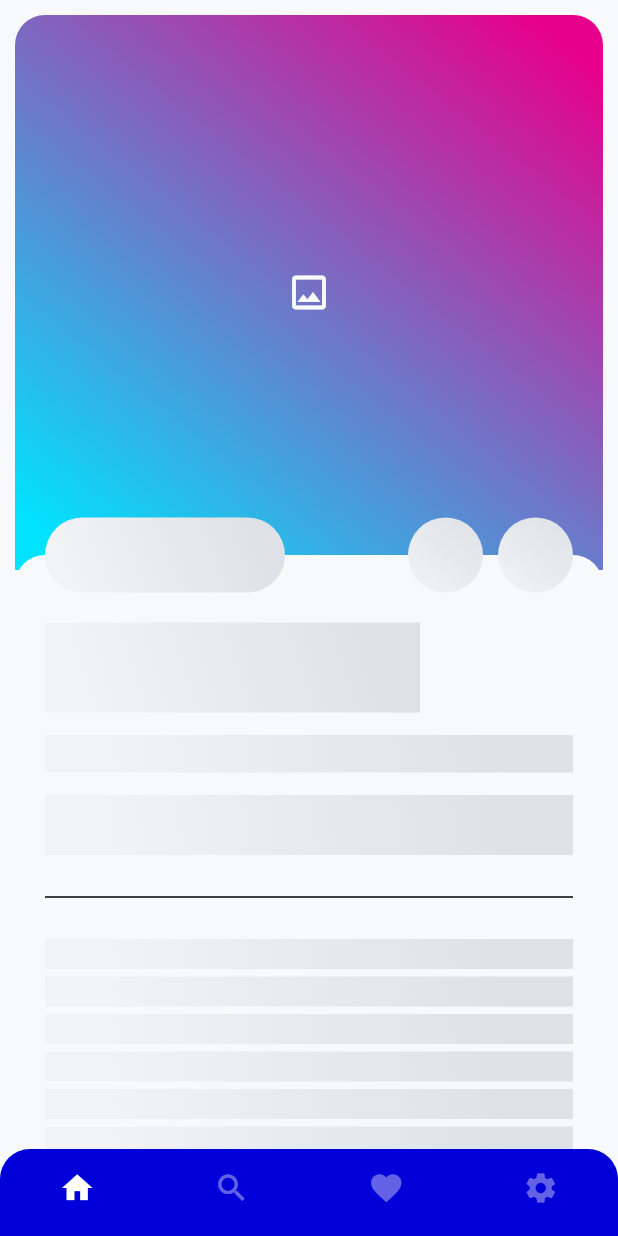
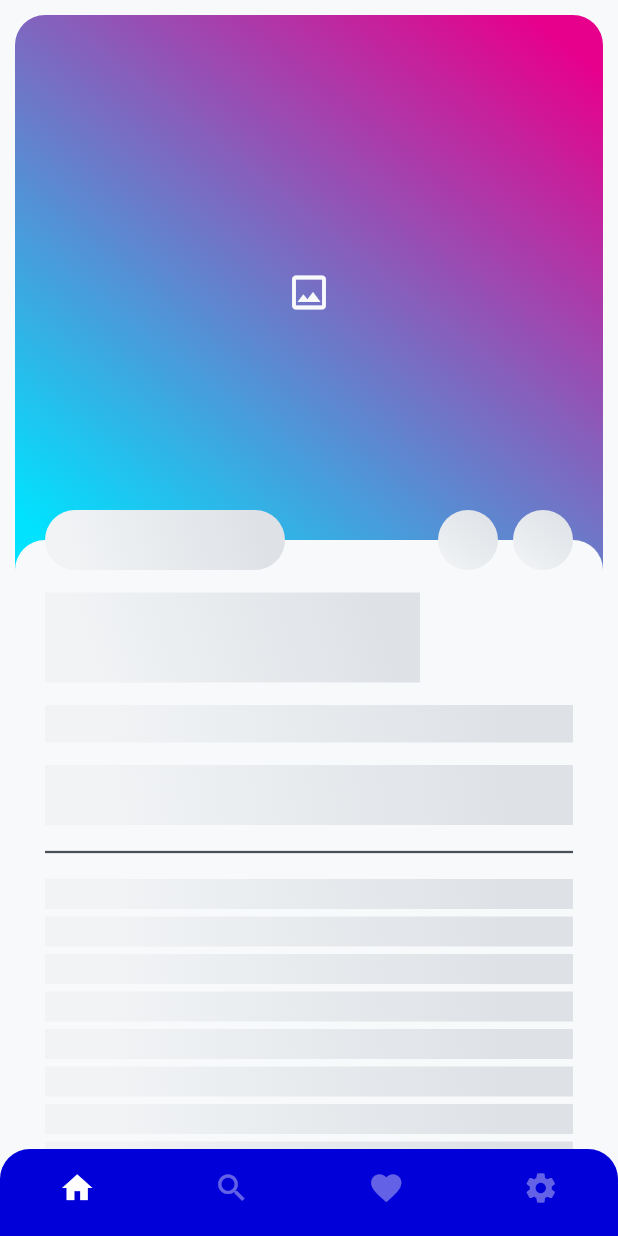
Before and after one commit to yoonhyejeong1020/reason_for_art, a Flutter app: the screen it shows after launch, on a phone screen of 412 x 824 dp. Run offline on Flutter 3.47's test engine with Material 3 defaults, Android fonts, the phone set to English and light mode, and no system bars; our stand-ins replace shared_preferences; network calls fail.

Commit message:
2024 1110 HomeLoadingWidget 디자인 수정

```diff
--- a/lib/presentation/view/component/loading_widget.dart
+++ b/lib/presentation/view/component/loading_widget.dart
@@ -24,7 +24,7 @@ Widget homeLoadingWidget({
                   bottomAlignmentAnimation: bottomAlignmentAnimation,
                 ),
                 Positioned(
-                  top: 360,
+                  top: 350,
                   child: Container(
                     width: ssW(context) - 20,
                     decoration: BoxDecoration(
@@ -36,7 +36,7 @@ Widget homeLoadingWidget({
                       child: Column(
                         crossAxisAlignment: CrossAxisAlignment.start,
                         children: [
-                          45.sbH,
+                          35.sbH,
                           Container(
                             width: 250,
                             height: 60,
@@ -63,9 +63,9 @@ Widget homeLoadingWidget({
                               bottomAlignmentAnimation: bottomAlignmentAnimation,
                             ),
                           ),
-                          20.sbH,
-                          Divider(color: Colors.black),
-                          20.sbH,
+                          10.sbH,
+                          Divider(color: ColorUtils.grayColor05, thickness: 1.5),
+                          10.sbH,
                           Column(
                             children: List.generate(10, (index) {
                               return Container(
@@ -85,11 +85,11 @@ Widget homeLoadingWidget({
                   ),
                 ),
                 Positioned(
-                  top: 360 - 25,
+                  top: 350 - 20,
                   left: 20,
                   child: Container(
                     width: 160,
-                    height: 50,
+                    height: 40,
                     decoration: animationBoxDecoration(
                       topAlignmentAnimation: topAlignmentAnimation,
                       bottomAlignmentAnimation: bottomAlignmentAnimation,
@@ -97,11 +97,11 @@ Widget homeLoadingWidget({
                   ),
                 ),
                 Positioned(
-                  top: 360 - 25,
+                  top: 350 - 20,
                   right: 20,
                   child: Container(
-                    width: 50,
-                    height: 50,
+                    width: 40,
+                    height: 40,
                     decoration: animationBoxDecoration(
                       topAlignmentAnimation: topAlignmentAnimation,
                       bottomAlignmentAnimation: bottomAlignmentAnimation,
@@ -109,11 +109,11 @@ Widget homeLoadingWidget({
                   ),
                 ),
                 Positioned(
-                  top: 360 - 25,
-                  right: 20 + 50 + 10,
+                  top: 350 - 20,
+                  right: 20 + 40 + 10,
                   child: Container(
-                    width: 50,
-                    height: 50,
+                    width: 40,
+                    height: 40,
                     decoration: animationBoxDecoration(
                       topAlignmentAnimation: topAlignmentAnimation,
                       bottomAlignmentAnimation: bottomAlignmentAnimation,
--- a/lib/presentation/view/tab_screen/home_screen.dart
+++ b/lib/presentation/view/tab_screen/home_screen.dart
@@ -63,15 +63,24 @@ class _HomeScreenState extends State<HomeScreen> with TickerProviderStateMixin {
   Widget build(BuildContext context) {
     return SafeArea(
       child: Scaffold(
-        body: artworkViewModel.artworkModel == null
-            ? homeLoadingWidget(
+        // body: artworkViewModel.artworkModel == null
+        //     ? homeLoadingWidget(
+        //     animationController: animationViewModel.loadingAnimationController,
+        //     topAlignmentAnimation: animationViewModel.topAlignmentAnimation,
+        //     bottomAlignmentAnimation: animationViewModel.bottomAlignmentAnimation,
+        //   )
+        //     : _artWidget(context: context),
+        body: homeLoadingWidget(
           animationController: animationViewModel.loadingAnimationController,
           topAlignmentAnimation: animationViewModel.topAlignmentAnimation,
           bottomAlignmentAnimation: animationViewModel.bottomAlignmentAnimation,
-          )
-            : _artWidget(context: context),
+        ),
       ),
     );
+  }
+
+  Widget _artWidget01({required BuildContext context}) {
+    return CustomScrollView();
   }
 
   Widget _artWidget({required BuildContext context}) {
@@ -107,6 +116,7 @@ class _HomeScreenState extends State<HomeScreen> with TickerProviderStateMixin {
                   ),
                   child: Padding(
                     padding: const EdgeInsets.symmetric(horizontal: 20),
+                    child: SingleChildScrollView(
                       child: Column(
                         crossAxisAlignment: CrossAxisAlignment.start,
                         children: [
@@ -121,7 +131,9 @@ class _HomeScreenState extends State<HomeScreen> with TickerProviderStateMixin {
                             style: textTheme(context).bodySmall,
                           ),
                           20.sbH,
-                        Row(
+                          SingleChildScrollView(
+                            scrollDirection: Axis.horizontal,
+                            child: Row(
                               children: [
                                 Container(
                                   height: 50,
@@ -137,6 +149,7 @@ class _HomeScreenState extends State<HomeScreen> with TickerProviderStateMixin {
                                 )
                               ],
                             ),
+                          ),
                           20.sbH,
                           Divider(color: ColorUtils.primaryColor),
                           20.sbH,
@@ -145,6 +158,7 @@ class _HomeScreenState extends State<HomeScreen> with TickerProviderStateMixin {
                           ),
                           50.sbH,
                         ],
+                      ),
                     ),
                   ),
                 ),
```
Also changed, not shown: lib/presentation/view/splash_screen.dart (+2 -14 lines), lib/presentation/view/tab_screen/settings_screen.dart (+13 -2 lines). Lines whose indentation alone changed are shown as unchanged.
